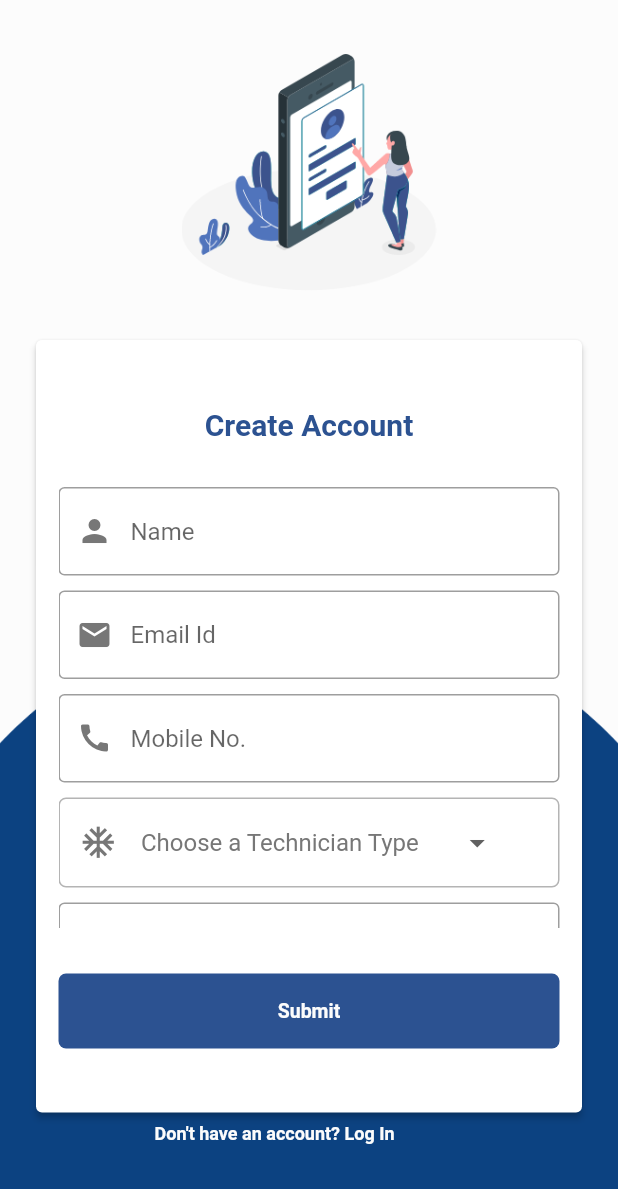
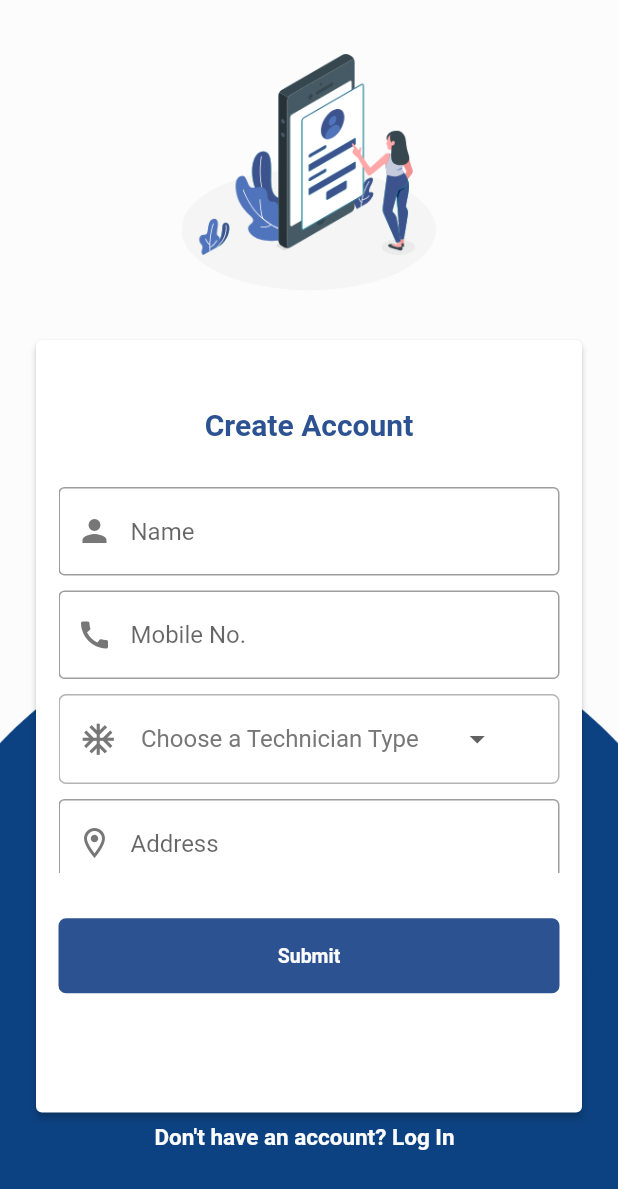
Before and after one commit to alphawizzflutterteam/billscan, a Flutter app: the SignupScreen screen opened directly, on a phone screen of 412 x 824 dp. Shown: the top 1189 px of the screen. Run offline on Flutter 3.47's test engine with Material 2 defaults, Android fonts, the phone set to English and light mode, and no system bars; drawn by our look-alikes of dropdown_button2; our stand-ins replace flutter_html, fluttertoast, image_picker, otp_text_field, shared_preferences; missing offline and left inert: qr_code_scanner; accounts and stored records are empty; network calls fail.

```diff
--- a/lib/Screens/Auth Screen/loginScreen.dart
+++ b/lib/Screens/Auth Screen/loginScreen.dart
@@ -175,7 +175,7 @@ class _LoginScreenState extends State<LoginScreen> {
                                   "Don't have an account? Sign Up",
                                   style: TextStyle(
                                     fontWeight: FontWeight.bold,
-                                    fontSize: 12,
+                                    fontSize: 15,
                                     color: AppColors.SplashBackgroundColor,
                                   ))),
                         ],
--- a/lib/Screens/Auth Screen/signUpScreen.dart
+++ b/lib/Screens/Auth Screen/signUpScreen.dart
@@ -83,7 +83,7 @@ class _SignupScreenState extends State<SignupScreen> {
 
 
                           Container(
-                            height: MediaQuery.of(context).size.height/2.8,
+                            height: MediaQuery.of(context).size.height/3.2,
                             child: SingleChildScrollView(
                               child:
 
@@ -95,35 +95,35 @@ class _SignupScreenState extends State<SignupScreen> {
                                     hintt: 'Name',
                                     validation: 'Please Enter Your Name',
                                     icon: Icons.person),
-                                const SizedBox(
-                                  height: 10,
-                                ),
-                                TextFormField(
-                                  maxLength: 50,
-                                  controller: emailController,
-                                  cursorColor: AppColors.gray,
-                                  style: const TextStyle(color: AppColors.gray),
-                                  decoration: const InputDecoration(
-                                    prefixIcon: Icon(
-                                      Icons.email,
-                                      color: AppColors.gray,
-                                    ),
-                                    border: OutlineInputBorder(
-                                        borderSide: BorderSide(
-                                            color: Colors.grey, width: 0.5)),
-                                    hintText: 'Email Id',
-                                    suffixStyle: TextStyle(color: AppColors.gray),
-                                    counterText: '',
-                                  ),
-                                  validator: (value) {
-                                    if (value == null || value.isEmpty) {
-                                      return 'Please Enter Email Id';
-                                    } else if (!value.contains("@") &&
-                                        !value.contains(".com")) {
-                                      return 'Please Enter Valid  Email Id';
-                                    }
-                                  },
-                                ),
+                                // const SizedBox(
+                                //   height: 10,
+                                // ),
+                                // TextFormField(
+                                //   maxLength: 50,
+                                //   controller: emailController,
+                                //   cursorColor: AppColors.gray,
+                                //   style: const TextStyle(color: AppColors.gray),
+                                //   decoration: const InputDecoration(
+                                //     prefixIcon: Icon(
+                                //       Icons.email,
+                                //       color: AppColors.gray,
+                                //     ),
+                                //     border: OutlineInputBorder(
+                                //         borderSide: BorderSide(
+                                //             color: Colors.grey, width: 0.5)),
+                                //     hintText: 'Email Id',
+                                //     suffixStyle: TextStyle(color: AppColors.gray),
+                                //     counterText: '',
+                                //   ),
+                                //   validator: (value) {
+                                //     if (value == null || value.isEmpty) {
+                                //       return 'Please Enter Email Id';
+                                //     } else if (!value.contains("@") &&
+                                //         !value.contains(".com")) {
+                                //       return 'Please Enter Valid  Email Id';
+                                //     }
+                                //   },
+                                // ),
                                 const SizedBox(
                                   height: 10,
                                 ),
@@ -201,10 +201,21 @@ class _SignupScreenState extends State<SignupScreen> {
                                                   print(
                                                       technicianTypeController.text);
                                                 });
-                                              } else {
+                                              }
+                                              else if(_selectedLocation ==
+                                              'Plumber'){
                                                 setState(() {
                                                   technicianTypeController.text =
-                                                      'plumber';
+                                                  'plumber';
+                                                  print(
+                                                      technicianTypeController.text);
+                                                });
+                                              }
+
+                                              else {
+                                                setState(() {
+                                                  technicianTypeController.text =
+                                                      'both';
                                                   print(
                                                       technicianTypeController.text);
                                                 });
@@ -221,6 +232,8 @@ class _SignupScreenState extends State<SignupScreen> {
 
 
                                       ),
+
+
                                     ],
                                   ),
                                 ),
@@ -327,7 +340,7 @@ class _SignupScreenState extends State<SignupScreen> {
 
                                       Spacer(),
                                       Container(
-                                        width: 200,
+                                        width: MediaQuery.of(context).size.width/2.2,
                                         height: 40,
                                         decoration: BoxDecoration(
                                             borderRadius: BorderRadius.circular(5),
@@ -406,7 +419,7 @@ class _SignupScreenState extends State<SignupScreen> {
                                         crossAxisAlignment: CrossAxisAlignment.start,
                                         children: [
                                           Container(
-                                            width: 200,
+                                            width: MediaQuery.of(context).size.width/2.2,
                                             height: 40,
                                             decoration: BoxDecoration(
                                                 borderRadius:
@@ -473,7 +486,7 @@ class _SignupScreenState extends State<SignupScreen> {
                                         crossAxisAlignment: CrossAxisAlignment.start,
                                         children: [
                                           Container(
-                                            width: 200,
+                                            width: MediaQuery.of(context).size.width/2.2,
                                             height: 40,
                                             decoration: BoxDecoration(
                                                 borderRadius:
@@ -565,7 +578,7 @@ class _SignupScreenState extends State<SignupScreen> {
                                       ),
                                       Spacer(),
                                       Container(
-                                        width: 200,
+                                        width: MediaQuery.of(context).size.width/2.2,
                                         height: 40,
                                         decoration: BoxDecoration(
                                             borderRadius: BorderRadius.circular(5),
@@ -642,7 +655,7 @@ class _SignupScreenState extends State<SignupScreen> {
                                       ),
                                       Spacer(),
                                       Container(
-                                        width: 200,
+                                        width: MediaQuery.of(context).size.width/2.2,
                                         height: 40,
                                         decoration: BoxDecoration(
                                             borderRadius: BorderRadius.circular(5),
@@ -768,7 +781,7 @@ class _SignupScreenState extends State<SignupScreen> {
                       child: const Text("Don't have an account? Log In",
                           style: TextStyle(
                             fontWeight: FontWeight.bold,
-                            fontSize: 12,
+                            fontSize: 15,
                             color: AppColors.SplashBackgroundColor,
                           ))),
                 ],
@@ -780,7 +793,7 @@ class _SignupScreenState extends State<SignupScreen> {
  bool selectt =false;
   final _formKey = GlobalKey<FormState>();
   String? _selectedLocation;
-  List<String> technician_typeList = ['Electrician','Plumber'];
+  List<String> technician_typeList = ['Electrician','Plumber','Both'];
 
 
   TextEditingController mobileController = TextEditingController();
@@ -797,8 +810,8 @@ class _SignupScreenState extends State<SignupScreen> {
   Future<void> staffRegistrationApi() async {
 
     print('api call');
+
     print(nameController.text);
-    print(emailController.text);
     print(mobileController.text);
     print(technicianTypeController.text);
     print(addressController.text);
@@ -817,7 +830,6 @@ class _SignupScreenState extends State<SignupScreen> {
 
     request.fields.addAll({
       'name': nameController.text,
-      'email': emailController.text,
       'mobile': mobileController.text,
       'technician_type': technicianTypeController.text,
       'address': addressController.text,
```
Also changed, not shown: lib/Screens/homepage/homeScreen.dart (+19 -8 lines), lib/Screens/scannerHistory.dart (+54 -37 lines).
